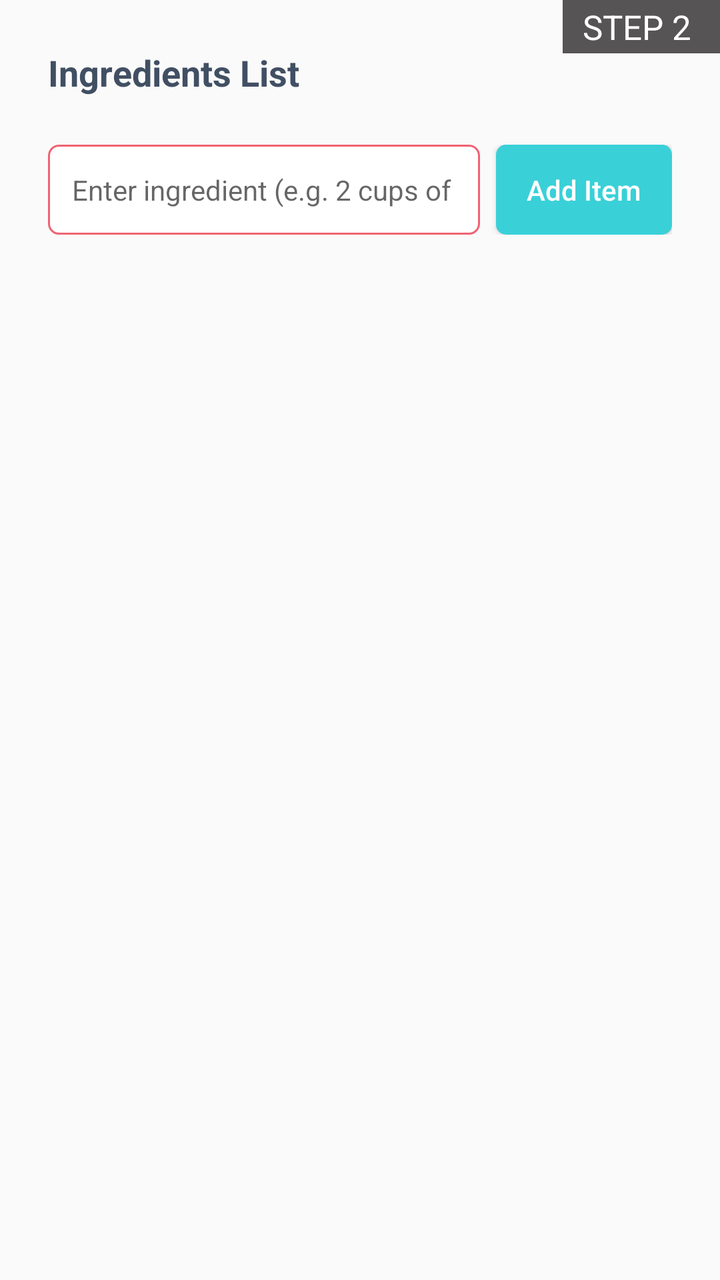
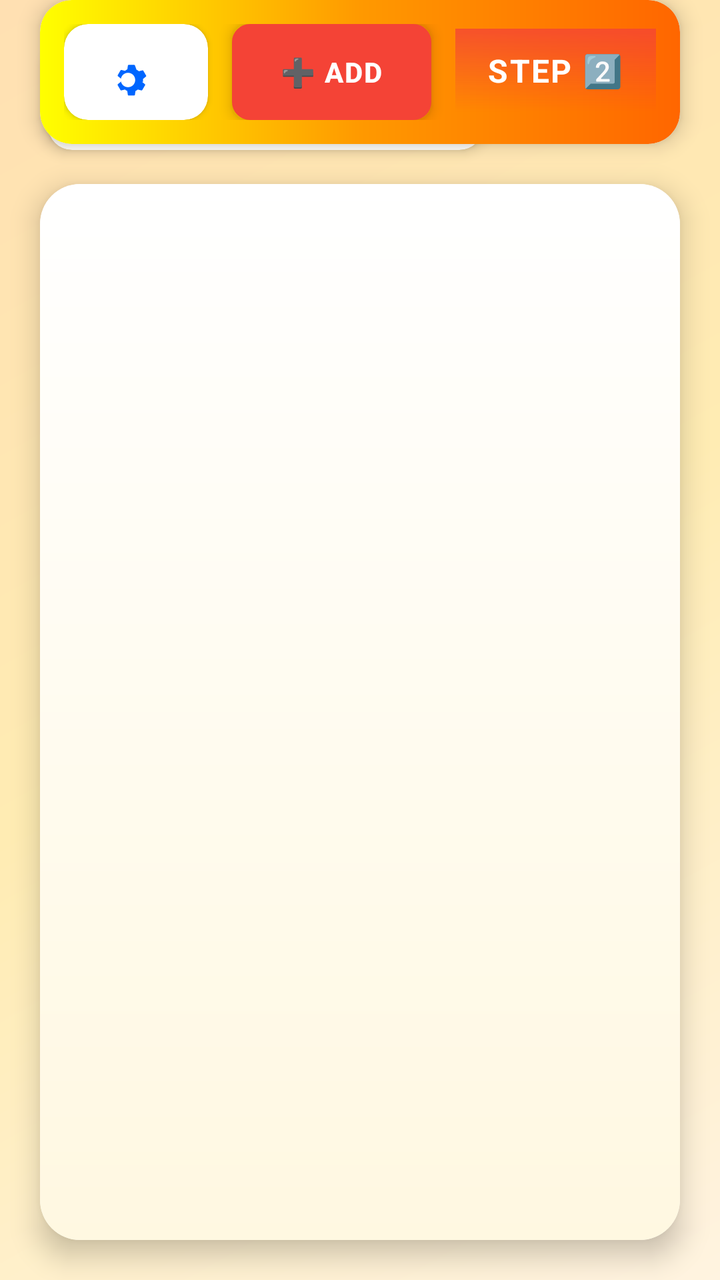

An Android layout rendered at two revisions. The XML below is the earlier revision; the diff shows what the commit changed to produce the second picture.
<!-- AndroidManifest.xml: application theme AppTheme -->
<!-- res/layout/fragment_add_ingredient.xml -->
<?xml version="1.0" encoding="utf-8"?>
<androidx.constraintlayout.widget.ConstraintLayout
    xmlns:android="http://schemas.android.com/apk/res/android"
    xmlns:app="http://schemas.android.com/apk/res-auto"
    xmlns:tools="http://schemas.android.com/tools"
    android:layout_width="match_parent"
    android:layout_height="match_parent"
    tools:context="com.hanson.android.recipe.AddIngredientFragment">

    <TextView
        android:id="@+id/txt_Add_step2"
        android:layout_width="wrap_content"
        android:layout_height="wrap_content"
        android:background="@color/colorFont1"
        android:gravity="center"
        android:paddingBottom="2dp"
        android:paddingLeft="10dp"
        android:paddingRight="10dp"
        android:paddingTop="2dp"
        android:text="STEP 2 "
        android:textColor="@android:color/white"
        android:textSize="17sp"
        app:layout_constraintRight_toRightOf="parent"
        app:layout_constraintTop_toTopOf="parent" />

    <TextView
        android:id="@+id/textView8"
        android:layout_width="wrap_content"
        android:layout_height="wrap_content"
        android:layout_marginStart="24dp"
        android:layout_marginTop="24dp"
        android:text="Ingredients List"
        android:textStyle="bold"
        android:textColor="@color/colorAccent_deepBlue"
        android:textSize="18sp"
        app:layout_constraintLeft_toLeftOf="parent"
        app:layout_constraintTop_toTopOf="parent" />

    <LinearLayout
        android:id="@+id/linearLayout"
        android:layout_width="0dp"
        android:layout_height="wrap_content"
        android:layout_marginLeft="24dp"
        android:layout_marginRight="24dp"
        android:layout_marginTop="24dp"
        android:orientation="horizontal"
        app:layout_constraintLeft_toLeftOf="parent"
        app:layout_constraintRight_toRightOf="parent"
        app:layout_constraintTop_toBottomOf="@+id/textView8">

        <EditText
            android:id="@+id/txt_Add_IngredientAdd"
            android:layout_width="0dp"
            android:layout_height="45dp"
            android:layout_weight="1"
            android:background="@drawable/editborder"

            android:hint="Enter ingredient (e.g. 2 cups of flour)"

            android:inputType="text"
            android:paddingLeft="12dp"
            android:paddingRight="12dp"
            android:textSize="14sp" />

        <Button
            android:id="@+id/btn_Add_IngredientAdd"
            android:layout_width="wrap_content"
            android:layout_height="45dp"
            android:layout_marginLeft="8dp"
            android:background="@drawable/greenbutton"
            android:text="Add Item"
            android:textAllCaps="false"
            android:textColor="@android:color/white" />
    </LinearLayout>

    <ListView
        android:id="@+id/ListView_Add_Ingredient"
        android:layout_width="0dp"
        android:layout_height="0dp"
        android:layout_marginLeft="24dp"
        android:layout_marginRight="24dp"
        android:layout_marginTop="24dp"
        android:layout_marginBottom="16dp"
        android:divider="@android:color/darker_gray"
        android:dividerHeight="0.5dp"
        app:layout_constraintBottom_toBottomOf="parent"
        app:layout_constraintLeft_toLeftOf="parent"
        app:layout_constraintRight_toRightOf="parent"
        app:layout_constraintTop_toBottomOf="@+id/linearLayout" />

</androidx.constraintlayout.widget.ConstraintLayout>
<!-- resources referenced by this layout -->
<resources>
  <color name="colorAccent_deepBlue">#414f63</color>
  <color name="colorFont1">#565455</color>
  <!-- drawable editborder (drawable) -->
  <?xml version="1.0" encoding="utf-8"?>
  <selector xmlns:android="http://schemas.android.com/apk/res/android">
      <item>
          <shape android:shape="rectangle" >
              <solid android:color="#ffffff" />
              <stroke android:width="1dp" android:color="@color/colorPrimary"/>
              <corners
                  android:topLeftRadius="5dp"
                  android:topRightRadius="5dp"
                  android:bottomLeftRadius="5dp"
                  android:bottomRightRadius="5dp"
                  />
          </shape>
      </item>
  </selector>
  <!-- drawable greenbutton (drawable) -->
  <?xml version="1.0" encoding="utf-8"?>
  <selector xmlns:android="http://schemas.android.com/apk/res/android">
      <item>
          <shape android:shape="rectangle" >
              <solid android:color="@color/colorAccent" />
              <corners
                  android:topLeftRadius="5dp"
                  android:topRightRadius="5dp"
                  android:bottomLeftRadius="5dp"
                  android:bottomRightRadius="5dp"
                  />
          </shape>
      </item>
  </selector>
  <style name="AppTheme" parent="Theme.AppCompat.Light.DarkActionBar">
          
          <item name="colorPrimary">@color/colorPrimary</item>
          <item name="colorPrimaryDark">@color/colorPrimaryDark</item>
          <item name="colorAccent">@color/colorAccent</item>
      </style>
  <color name="colorPrimary">#f06373</color>
  <color name="colorAccent">#3ad0d8</color>
  <color name="colorPrimaryDark">#cc4053</color>
</resources>

<!-- the commit's change to res/layout/fragment_add_ingredient.xml (unified diff, before → after) -->
@@ -5,87 +5,162 @@
     xmlns:tools="http://schemas.android.com/tools"
     android:layout_width="match_parent"
     android:layout_height="match_parent"
+    android:background="@drawable/admin_red_gradient_bg"
     tools:context="com.hanson.android.recipe.AddIngredientFragment">
 
-    <TextView
-        android:id="@+id/txt_Add_step2"
-        android:layout_width="wrap_content"
-        android:layout_height="wrap_content"
-        android:background="@color/colorFont1"
-        android:gravity="center"
-        android:paddingBottom="2dp"
-        android:paddingLeft="10dp"
-        android:paddingRight="10dp"
-        android:paddingTop="2dp"
-        android:text="STEP 2 "
-        android:textColor="@android:color/white"
-        android:textSize="17sp"
-        app:layout_constraintRight_toRightOf="parent"
-        app:layout_constraintTop_toTopOf="parent" />
-
-    <TextView
-        android:id="@+id/textView8"
+    
+    <androidx.cardview.widget.CardView
         android:layout_width="wrap_content"
         android:layout_height="wrap_content"
         android:layout_marginStart="24dp"
         android:layout_marginTop="24dp"
-        android:text="Ingredients List"
-        android:textStyle="bold"
-        android:textColor="@color/colorAccent_deepBlue"
-        android:textSize="18sp"
-        app:layout_constraintLeft_toLeftOf="parent"
-        app:layout_constraintTop_toTopOf="parent" />
+        app:cardBackgroundColor="@color/glass_white"
+        app:cardCornerRadius="12dp"
+        app:cardElevation="4dp"
+        app:layout_constraintStart_toStartOf="parent"
+        app:layout_constraintTop_toTopOf="parent">
 
-    <LinearLayout
-        android:id="@+id/linearLayout"
+        <TextView
+            android:id="@+id/textView8"
+            android:layout_width="wrap_content"
+            android:layout_height="wrap_content"
+            android:letterSpacing="0.02"
+            android:paddingHorizontal="20dp"
+            android:paddingVertical="12dp"
+            android:text="📝 Ingredients List"
+            android:textColor="@color/deep_blue_neon"
+            android:textSize="20sp"
+            android:textStyle="bold" />
+    </androidx.cardview.widget.CardView>
+
+    
+    <androidx.cardview.widget.CardView
+        android:id="@+id/inputCard"
         android:layout_width="0dp"
         android:layout_height="wrap_content"
-        android:layout_marginLeft="24dp"
-        android:layout_marginRight="24dp"
-        android:layout_marginTop="24dp"
-        android:orientation="horizontal"
-        app:layout_constraintLeft_toLeftOf="parent"
-        app:layout_constraintRight_toRightOf="parent"
-        app:layout_constraintTop_toBottomOf="@+id/textView8">
+        android:layout_marginStart="20dp"
+        android:layout_marginTop="28dp"
+        android:layout_marginEnd="20dp"
+        app:cardBackgroundColor="@color/card_white"
+        app:cardCornerRadius="16dp"
+        app:cardElevation="6dp"
+        app:layout_constraintEnd_toEndOf="parent"
+        app:layout_constraintStart_toStartOf="parent"
+        app:layout_constraintTop_toBottomOf="@+id/textView8"
+        tools:ignore="NotSibling">
 
-        <EditText
-            android:id="@+id/txt_Add_IngredientAdd"
-            android:layout_width="0dp"
-            android:layout_height="45dp"
-            android:layout_weight="1"
-            android:background="@drawable/editborder"
+        <LinearLayout
+            android:id="@+id/linearLayout"
+            android:layout_width="match_parent"
+            android:layout_height="wrap_content"
+            android:background="@drawable/gradient_border_card"
+            android:orientation="horizontal"
+            android:padding="12dp">
 
-            android:hint="Enter ingredient (e.g. 2 cups of flour)"
+            <androidx.cardview.widget.CardView
+                android:layout_width="0dp"
+                android:layout_height="match_parent"
+                android:layout_weight="1"
+                app:cardBackgroundColor="@color/white"
+                app:cardCornerRadius="12dp"
+                app:cardElevation="2dp">
 
-            android:inputType="text"
-            android:paddingLeft="12dp"
-            android:paddingRight="12dp"
-            android:textSize="14sp" />
+                <EditText
+                    android:id="@+id/txt_Add_IngredientAdd"
+                    android:layout_width="match_parent"
+                    android:layout_height="56dp"
+                    android:background="@null"
+                    android:drawableStart="@drawable/ic_ingredient"
+                    android:drawablePadding="8dp"
+                    android:inputType="text"
+                    android:paddingStart="20dp"
+                    android:paddingEnd="20dp"
+                    android:text="✨ Enter ingredient (e.g. 2 cups of flour)"
+                    android:textColor="@color/dark_gray"
+                    android:textColorHint="@color/medium_gray"
+                    android:textSize="15sp" />
+            </androidx.cardview.widget.CardView>
 
-        <Button
-            android:id="@+id/btn_Add_IngredientAdd"
-            android:layout_width="wrap_content"
-            android:layout_height="45dp"
-            android:layout_marginLeft="8dp"
-            android:background="@drawable/greenbutton"
-            android:text="Add Item"
-            android:textAllCaps="false"
-            android:textColor="@android:color/white" />
-    </LinearLayout>
+            
+            <Button
+                android:id="@+id/btn_Add_IngredientAdd"
+                android:layout_width="wrap_content"
+                android:layout_height="wrap_content"
+                android:layout_marginStart="12dp"
+                android:background="@drawable/red_button"
+                android:elevation="4dp"
+                android:letterSpacing="0.05"
+                android:paddingHorizontal="24dp"
+                android:stateListAnimator="@null"
+                android:text="➕ ADD"
+                android:textAllCaps="true"
+                android:textColor="@android:color/white"
+                android:textSize="14sp"
+                android:textStyle="bold" />
 
-    <ListView
-        android:id="@+id/ListView_Add_Ingredient"
+            
+            <TextView
+                android:id="@+id/txt_Add_step2"
+                android:layout_width="wrap_content"
+                android:layout_height="wrap_content"
+                android:layout_marginStart="12dp"
+                android:background="@drawable/image_gradient_overlay"
+                android:elevation="8dp"
+                android:gravity="center"
+                android:letterSpacing="0.05"
+                android:minWidth="100dp"
+                android:outlineAmbientShadowColor="@color/dark_red"
+                android:outlineSpotShadowColor="@color/dark_red"
+                android:paddingHorizontal="16dp"
+                android:paddingVertical="10dp"
+                android:text="STEP 2️⃣"
+                android:textColor="@android:color/white"
+                android:textSize="16sp"
+                android:textStyle="bold" />
+        </LinearLayout>
+    </androidx.cardview.widget.CardView>
+
+    
+    <androidx.cardview.widget.CardView
         android:layout_width="0dp"
         android:layout_height="0dp"
-        android:layout_marginLeft="24dp"
-        android:layout_marginRight="24dp"
-        android:layout_marginTop="24dp"
-        android:layout_marginBottom="16dp"
-        android:divider="@android:color/darker_gray"
-        android:dividerHeight="0.5dp"
+        android:layout_marginStart="20dp"
+        android:layout_marginTop="20dp"
+        android:layout_marginEnd="20dp"
+        android:layout_marginBottom="20dp"
+        app:cardBackgroundColor="@color/glass_white"
+        app:cardCornerRadius="20dp"
+        app:cardElevation="8dp"
         app:layout_constraintBottom_toBottomOf="parent"
-        app:layout_constraintLeft_toLeftOf="parent"
-        app:layout_constraintRight_toRightOf="parent"
-        app:layout_constraintTop_toBottomOf="@+id/linearLayout" />
+        app:layout_constraintEnd_toEndOf="parent"
+        app:layout_constraintStart_toStartOf="parent"
+        app:layout_constraintTop_toBottomOf="@+id/inputCard">
+
+        <ListView
+            android:id="@+id/ListView_Add_Ingredient"
+            android:layout_width="match_parent"
+            android:layout_height="match_parent"
+            android:background="@drawable/about_gradient_bg"
+            android:clipToPadding="false"
+            android:divider="@drawable/gradient_divider"
+            android:dividerHeight="1dp"
+            android:fadingEdgeLength="24dp"
+            android:padding="4dp"
+            android:requiresFadingEdge="vertical" />
+
+        
+        <TextView
+            android:id="@+id/emptyStateView"
+            android:layout_width="wrap_content"
+            android:layout_height="wrap_content"
+            android:layout_gravity="center"
+            android:drawableTop="@drawable/ic_empty_list"
+            android:drawablePadding="12dp"
+            android:gravity="center"
+            android:text="📭 No ingredients added yet\n\n👉 Start by adding your first ingredient above!"
+            android:textColor="@color/medium_gray"
+            android:textSize="16sp"
+            android:visibility="gone" />
+    </androidx.cardview.widget.CardView>
 
 </androidx.constraintlayout.widget.ConstraintLayout>
<!-- resource entries referenced after the edit -->
@@ -1,46 +1,109 @@
 <!-- resources referenced by this layout -->
 <resources>
-  <color name="colorAccent_deepBlue">#414f63</color>
-  <color name="colorFont1">#565455</color>
-  <!-- drawable editborder (drawable) -->
+  <color name="card_white">#F8F9FA</color>
+  <color name="dark_gray">#2D3436</color>
+  <color name="dark_red">#C62828</color>
+  <color name="deep_blue_neon">#0066FF</color>
+  <color name="glass_white">#E6FFFFFF</color>
+  <color name="medium_gray">#636E72</color>
+  <color name="white">#FFFFFF</color>
+  <!-- drawable about_gradient_bg (drawable) -->
   <?xml version="1.0" encoding="utf-8"?>
-  <selector xmlns:android="http://schemas.android.com/apk/res/android">
-      <item>
-          <shape android:shape="rectangle" >
-              <solid android:color="#ffffff" />
-              <stroke android:width="1dp" android:color="@color/colorPrimary"/>
-              <corners
-                  android:topLeftRadius="5dp"
-                  android:topRightRadius="5dp"
-                  android:bottomLeftRadius="5dp"
-                  android:bottomRightRadius="5dp"
-                  />
-          </shape>
-      </item>
-  </selector>
-  <!-- drawable greenbutton (drawable) -->
+  <shape xmlns:android="http://schemas.android.com/apk/res/android">
+      <gradient
+          android:angle="90"
+          android:endColor="#FFFFFF"
+          android:startColor="#FFF8E1" />
+  </shape>
+  <!-- drawable admin_red_gradient_bg (drawable) -->
   <?xml version="1.0" encoding="utf-8"?>
-  <selector xmlns:android="http://schemas.android.com/apk/res/android">
-      <item>
-          <shape android:shape="rectangle" >
-              <solid android:color="@color/colorAccent" />
-              <corners
-                  android:topLeftRadius="5dp"
-                  android:topRightRadius="5dp"
-                  android:bottomLeftRadius="5dp"
-                  android:bottomRightRadius="5dp"
-                  />
-          </shape>
-      </item>
-  </selector>
-  <style name="AppTheme" parent="Theme.AppCompat.Light.DarkActionBar">
-          
-          <item name="colorPrimary">@color/colorPrimary</item>
-          <item name="colorPrimaryDark">@color/colorPrimaryDark</item>
-          <item name="colorAccent">@color/colorAccent</item>
+  <shape xmlns:android="http://schemas.android.com/apk/res/android">
+      <gradient
+          android:angle="135"
+          android:centerColor="#FFECB3"
+          android:endColor="#FFE0B2"
+          android:startColor="#FFF3E0" />
+      <corners android:radius="0dp" />
+  </shape>
+  <!-- drawable gradient_border_card (drawable) -->
+  <?xml version="1.0" encoding="utf-8"?>
+  <shape xmlns:android="http://schemas.android.com/apk/res/android">
+      <gradient
+          android:angle="0"
+          android:centerColor="#FF9900"
+          android:endColor="#FF6600"
+          android:startColor="#FFFF00"
+          android:type="linear" />
+      <corners android:radius="16dp" />
+  </shape>
+  <!-- drawable gradient_divider (drawable) -->
+  <?xml version="1.0" encoding="utf-8"?>
+  <shape xmlns:android="http://schemas.android.com/apk/res/android">
+      <gradient
+          android:angle="0"
+          android:endColor="#FF9900"
+          android:startColor="#FFFF00" />
+      <size android:height="1dp" />
+  </shape>
+  <!-- drawable ic_empty_list (drawable) -->
+  <?xml version="1.0" encoding="utf-8"?>
+  <vector xmlns:android="http://schemas.android.com/apk/res/android"
+      android:width="64dp"
+      android:height="64dp"
+      android:tint="@color/medium_gray"
+      android:viewportWidth="24"
+      android:viewportHeight="24">
+  
+      <path
+          android:fillColor="@android:color/white"
+          android:pathData="M19,5v14H5V5h14m0,-2H5c-1.1,0 -2,0.9 -2,2v14c0,1.1 0.9,2 2,2h14c1.1,0 2,-0.9 2,-2V5c0,-1.1 -0.9,-2 -2,-2z" />
+      <path
+          android:fillColor="@android:color/white"
+          android:fillType="evenOdd"
+          android:pathData="M0 0h24v24H0z" />
+  
+  </vector>
+  <!-- drawable ic_ingredient (drawable) -->
+  <?xml version="1.0" encoding="utf-8"?>
+  <vector xmlns:android="http://schemas.android.com/apk/res/android"
+      android:width="24dp"
+      android:height="24dp"
+      android:tint="@color/deep_blue_neon"
+      android:viewportWidth="24"
+      android:viewportHeight="24">
+  
+      <path
+          android:fillColor="@android:color/white"
+          android:pathData="M19.5,12.97c0,-0.07 0,-0.13 0,-0.2C19.5,12.56 19.51,12.26 19.5,11.96c0,-0.15 -0.01,-0.29 -0.03,-0.44l1.5,-1.24c0.15,-0.12 0.19,-0.33 0.09,-0.5l-1.4,-2.42c-0.09,-0.16 -0.29,-0.23 -0.47,-0.18l-1.73,0.43c-0.37,-0.29 -0.77,-0.53 -1.2,-0.73L15.5,4.8c-0.01,-0.2 -0.18,-0.35 -0.38,-0.35h-2.8c-0.2,0 -0.37,0.15 -0.38,0.35l-0.27,1.88c-0.43,0.2 -0.83,0.44 -1.2,0.73l-1.73,-0.43c-0.18,-0.05 -0.38,0.02 -0.47,0.18l-1.4,2.42c-0.1,0.17 -0.06,0.38 0.09,0.5l1.5,1.24c-0.02,0.15 -0.03,0.29 -0.03,0.44 0,0.3 0.01,0.6 0,0.9 0,0.07 0,0.13 0,0.2l-1.5,1.24c-0.15,0.12 -0.19,0.33 -0.09,0.5l1.4,2.42c0.09,0.16 0.29,0.23 0.47,0.18l1.73,-0.43c0.37,0.29 0.77,0.53 1.2,0.73l0.27,1.88c0.01,0.2 0.18,0.35 0.38,0.35h2.8c0.2,0 0.37,-0.15 0.38,-0.35l0.27,-1.88c0.43,-0.2 0.83,-0.44 1.2,-0.73l1.73,0.43c0.18,0.05 0.38,-0.02 0.47,-0.18l1.4,-2.42c0.1,-0.17 0.06,-0.38 -0.09,-0.5l-1.5,-1.24zM12,15.6c-2.01,0 -3.6,-1.59 -3.6,-3.6 0,-2.01 1.59,-3.6 3.6,-3.6 2.01,0 3.6,1.59 3.6,3.6 0,2.01 -1.59,3.6 -3.6,3.6z" />
+  
+  </vector>
+  <!-- drawable image_gradient_overlay (drawable) -->
+  <?xml version="1.0" encoding="utf-8"?>
+  <shape xmlns:android="http://schemas.android.com/apk/res/android">
+      <gradient
+          android:angle="90"
+          android:centerColor="#66F44336"
+          android:endColor="#CCF44336"
+          android:startColor="#00F44336" />
+  </shape>
+  <!-- drawable red_button (drawable) -->
+  <?xml version="1.0" encoding="utf-8"?>
+  <shape xmlns:android="http://schemas.android.com/apk/res/android">
+      <solid android:color="@color/red" />
+      <corners android:radius="8dp" />
+      <stroke
+          android:width="2dp"
+          android:color="@color/dark_red" />
+  </shape>
+  <style name="AppTheme" parent="Theme.MaterialComponents.Light.NoActionBar">
+          <item name="colorPrimary">@color/red_primary</item>
+          <item name="colorPrimaryDark">@color/dark_red</item>
+          <item name="colorAccent">@color/bright_yellow</item>
+  
+          <item name="android:editTextStyle">@style/Widget.AppCompat.EditText</item>
       </style>
-  <color name="colorPrimary">#f06373</color>
-  <color name="colorAccent">#3ad0d8</color>
-  <color name="colorPrimaryDark">#cc4053</color>
+  <color name="red">#FF0000</color>
+  <color name="red_primary">#F44336</color>
+  <color name="bright_yellow">#FFEB3B</color>
 </resources>
 
